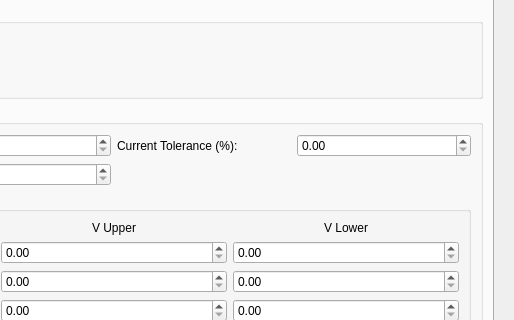
SuryaPrasathB/Comminent-PCB-Tester, file src/ui/forms/settings.ui: the form before one commit; both pictures show x 286 to 800 and y 144 to 464 of the 800 by 600 pixel window.
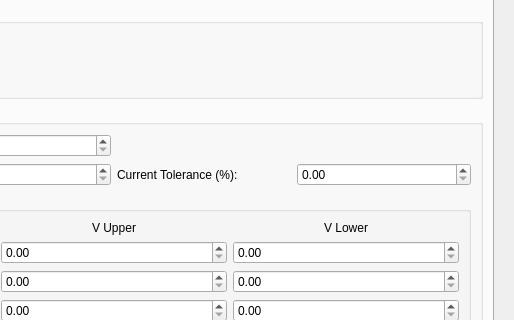
The form after the commit.

Commit message: feat: Implement core configuration for serial and Modbus communication, PLC coil generation, and slave device definitions, complemented by new settings and execution UI.

```diff
--- a/src/ui/forms/settings.ui
+++ b/src/ui/forms/settings.ui
@@ -162,24 +162,7 @@
              <number>2</number>
             </property>
             <property name="maximum">
-             <double>999.99</double>
-            </property>
-           </widget>
-          </item>
-          <item row="0" column="2">
-           <widget class="QLabel" name="label_curr_tol">
-            <property name="text">
-             <string>Current Tolerance (%):</string>
-            </property>
-           </widget>
-          </item>
-          <item row="0" column="3">
-           <widget class="QDoubleSpinBox" name="spinBox_curr_tol">
-            <property name="decimals">
-             <number>2</number>
-            </property>
-            <property name="maximum">
-             <double>100.0</double>
+             <double>999.990000000000009</double>
             </property>
            </widget>
           </item>
@@ -337,6 +320,23 @@
             </layout>
            </widget>
           </item>
+          <item row="1" column="2">
+           <widget class="QLabel" name="label_curr_tol">
+            <property name="text">
+             <string>Current Tolerance (%):</string>
+            </property>
+           </widget>
+          </item>
+          <item row="1" column="3">
+           <widget class="QDoubleSpinBox" name="spinBox_curr_tol">
+            <property name="decimals">
+             <number>2</number>
+            </property>
+            <property name="maximum">
+             <double>100.000000000000000</double>
+            </property>
+           </widget>
+          </item>
          </layout>
         </widget>
        </item>
```
Left out of the diff: 18 changed lines with no effect on the pictures. The commit also changes 3 other files.
